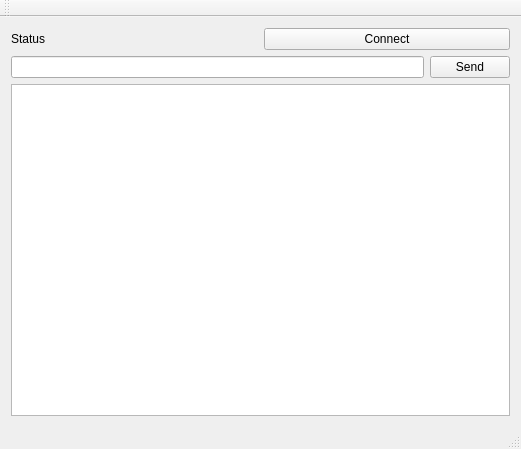
Old version of the form Misk/SQLSimple/mainwindow.ui in the repository Anaga/TARvg17.
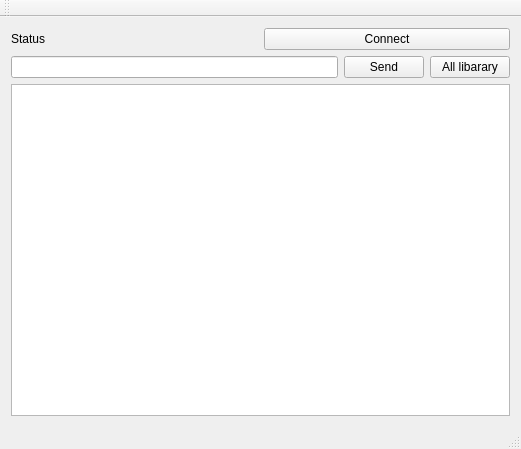
New version of the form.

Commit message: Add show all books

Patch:
```diff
--- a/Misk/SQLSimple/mainwindow.ui
+++ b/Misk/SQLSimple/mainwindow.ui
@@ -45,6 +45,13 @@
         </property>
        </widget>
       </item>
+      <item>
+       <widget class="QPushButton" name="pushButton">
+        <property name="text">
+         <string>All libarary</string>
+        </property>
+       </widget>
+      </item>
      </layout>
     </item>
     <item>
```
The commit also changes 2 other files.
